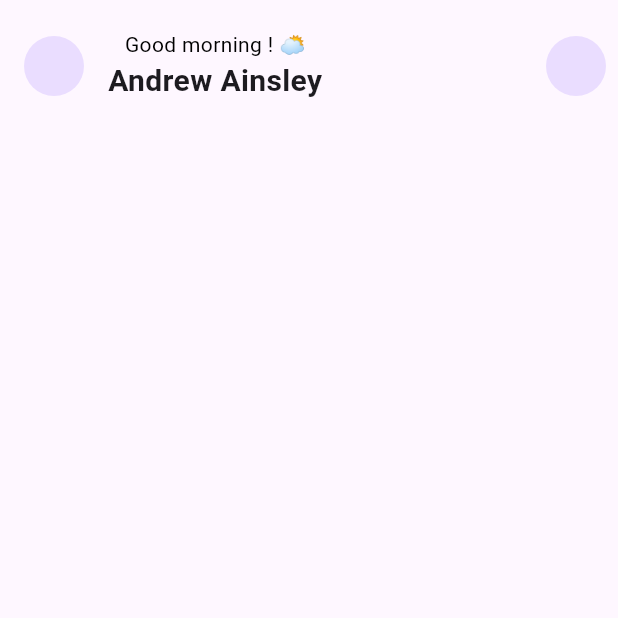
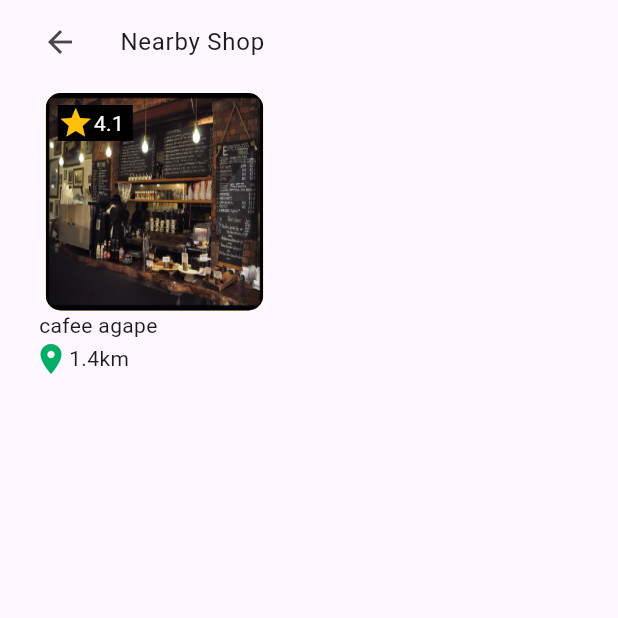
Before and after one commit to AjmalTp-Ajmal/caffely, a Flutter app: the screen it shows after launch, on a phone screen of 412 x 824 dp, the top half of it. Run offline on Flutter 3.47's test engine with Material 3 defaults, Android fonts, the light colour scheme and no system bars; our stand-ins replace flutter_hooks, flutter_svg, smooth_page_indicator.

Commit message:
added nearbyshope and popularpage

```diff
--- a/lib/main.dart
+++ b/lib/main.dart
@@ -1,5 +1,7 @@
 import 'package:caffely/view/screens/complete_your_profile.dart';
 import 'package:caffely/view/screens/home_fullpage.dart';
+import 'package:caffely/view/screens/nearby_shop.dart';
+import 'package:caffely/view/screens/popular_menu.dart';
 import 'package:caffely/view/screens/sign_up_form.dart';
 import 'package:caffely/view/screens/signup_successful.dart';
 import 'package:flutter/material.dart';
@@ -15,7 +17,7 @@ class MyApp extends StatelessWidget {
   Widget build(BuildContext context) {
     return const MaterialApp(
       debugShowCheckedModeBanner: false,
-      home: HomeFullpage(),
+      home: NearbyShop(),
     );
   }
 }
--- a/lib/view/screens/home_fullpage.dart
+++ b/lib/view/screens/home_fullpage.dart
@@ -41,7 +41,7 @@ class HomeFullpage extends HookWidget {
                 child: CircleAvatar(),
               )
             ],
-          )
+          ),
         ],
       )),
     );
--- /dev/null
+++ b/lib/view/screens/nearby_shop.dart
@@ -0,0 +1,99 @@
+import 'package:caffely/view_model/nearbyshop_controller.dart';
+import 'package:flutter/material.dart';
+import 'package:flutter/src/widgets/framework.dart';
+import 'package:flutter_hooks/flutter_hooks.dart';
+
+class NearbyShop extends HookWidget {
+  const NearbyShop({super.key});
+
+  @override
+  Widget build(BuildContext context) {
+    return Scaffold(
+      body: SafeArea(
+          child: Column(
+        children: [
+          ListTile(
+            leading: IconButton(
+                onPressed: () {}, icon: const Icon(Icons.arrow_back_sharp)),
+            title: const Text("Nearby Shop"),
+          ),
+          Expanded(
+              child: GridView.builder(
+                  itemCount: nearbyshopelist.length,
+                  gridDelegate: const SliverGridDelegateWithFixedCrossAxisCount(
+                      crossAxisCount: 2),
+                  itemBuilder: (context, index) {
+                    return Padding(
+                      padding: const EdgeInsets.all(6.0),
+                      child: Column(
+                        children: [
+                          Stack(
+                            children: [
+                              Container(
+                                height: 145,
+                                width: 145,
+                                decoration: BoxDecoration(
+                                    borderRadius: BorderRadius.circular(10),
+                                    color: Colors.amber,
+                                    image: DecorationImage(
+                                        image: AssetImage(
+                                            nearbyshopelist[index].img),
+                                        fit: BoxFit.fill)),
+                              ),
+                              Padding(
+                                padding: const EdgeInsets.all(8.0),
+                                child: Container(
+                                  height: 24,
+                                  width: 50,
+                                  decoration: const BoxDecoration(
+                                    color: Colors.black,
+                                  ),
+                                  child: const Row(
+                                    children: [
+                                      Icon(
+                                        Icons.star_outlined,
+                                        color: Colors.amber,
+                                      ),
+                                      Text(
+                                        "4.1",
+                                        style: TextStyle(color: Colors.white),
+                                      )
+                                    ],
+                                  ),
+                                ),
+                              )
+                            ],
+                          ),
+                          Column(
+                            children: [
+                              Row(
+                                children: [
+                                  const SizedBox(
+                                    width: 20,
+                                  ),
+                                  Text(nearbyshopelist[index].name),
+                                ],
+                              ),
+                              Row(
+                                children: [
+                                  const SizedBox(
+                                    width: 16,
+                                  ),
+                                  const Icon(
+                                    Icons.location_on,
+                                    color: Color.fromARGB(255, 0, 175, 102),
+                                  ),
+                                  Text(nearbyshopelist[index].distance),
+                                ],
+                              ),
+                            ],
+                          ),
+                        ],
+                      ),
+                    );
+                  }))
+        ],
+      )),
+    );
+  }
+}
--- /dev/null
+++ b/lib/view_model/nearbyshop_controller.dart
@@ -0,0 +1,5 @@
+import 'package:caffely/model/nearbyshope_model.dart';
+
+List<NearbyshopeModel> nearbyshopelist = [
+  NearbyshopeModel(img: "assets/images/shope.jpg", name: "cafee agape", distance: "1.4km")
+];
```
Also changed, not shown: lib/model/nearbyshope_model.dart (added, +8 -0 lines), lib/model/popularmenu_model.dart (added, +9 -0 lines), lib/view/screens/popular_menu.dart (added, +64 -0 lines), lib/view_model/popularmenu_controller.dart (added, +8 -0 lines), assets/images/coffee1.png (added), assets/images/coffee2.png (added), assets/images/shope.jpg (added).
